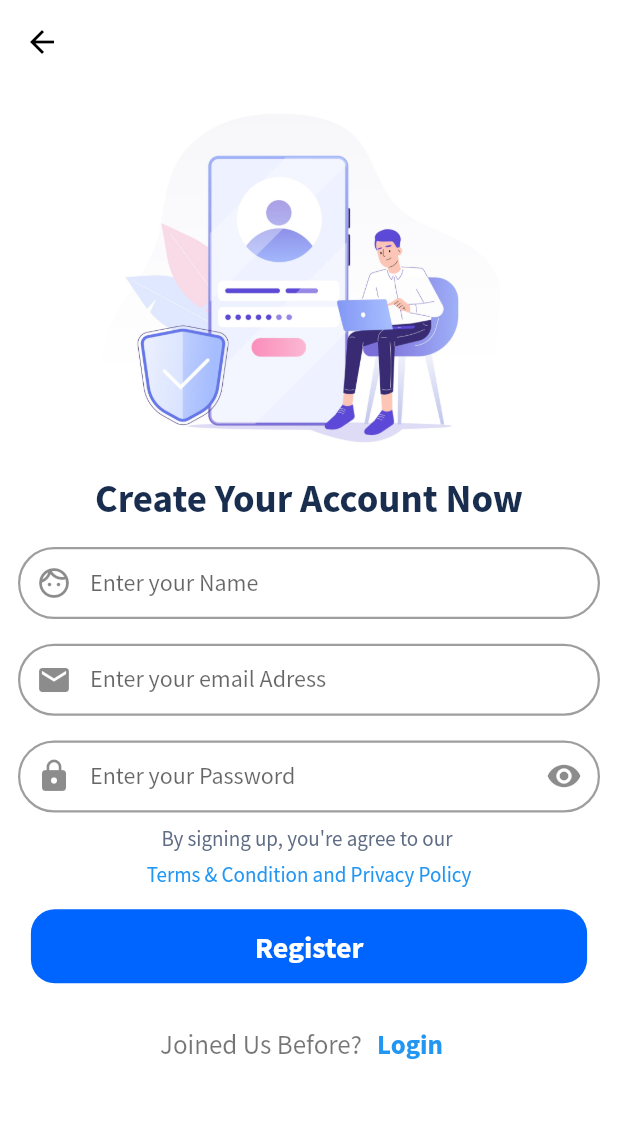
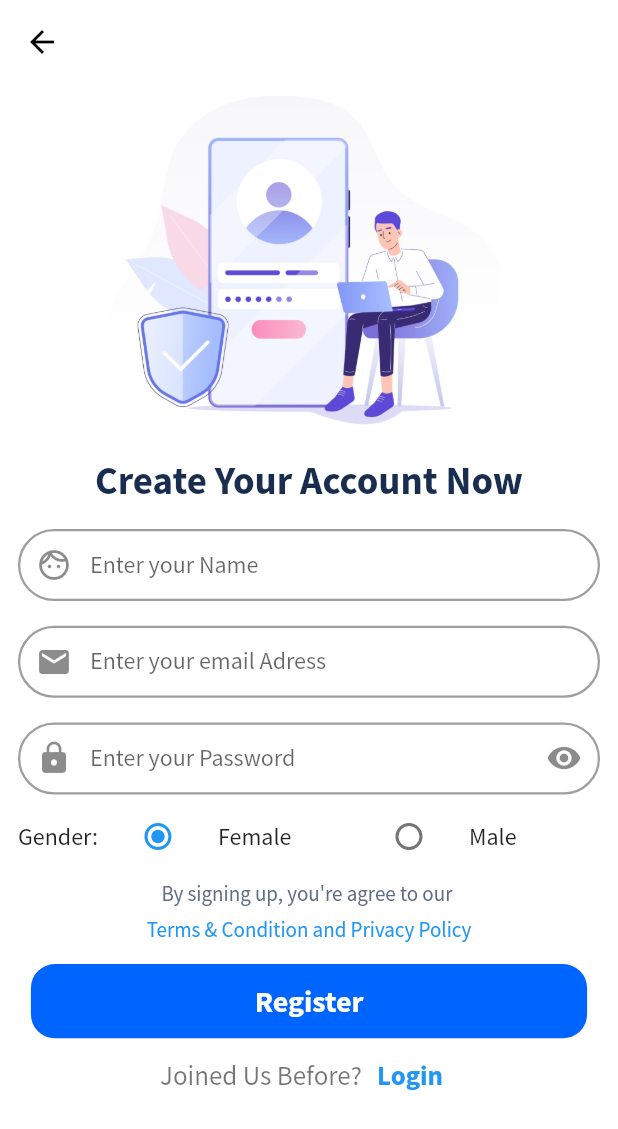
Before and after one commit to Mahdi-bt/social_app, a Flutter app: the RegisterScreen screen opened by its route, on a phone screen of 412 x 824 dp. Shown: the top 1129 px of the screen. Run offline on Flutter 3.47's test engine with Material 2 defaults, Android fonts, the phone set to English and light mode, and no system bars; our stand-ins replace bloc, cached_network_image, cloud_firestore, firebase_auth, firebase_core, flutter_bloc and 5 more; accounts and stored records are empty.

Commit message:
setup register

```diff
--- /dev/null
+++ b/lib/models/userModel.dart
@@ -0,0 +1,45 @@
+class UserModel {
+  late String uid;
+  late String userName;
+  late String email;
+  late String profilePic;
+  late String gender;
+  String phoneNumber = '';
+  late String coverPic;
+  String status = 'online';
+  String userJob = '';
+
+  UserModel({
+    required this.coverPic,
+    required this.email,
+    required this.profilePic,
+    required this.uid,
+    required this.userName,
+    required this.gender,
+  });
+
+  UserModel.fromJson(Map<String, dynamic> json) {
+    uid = json['uid'];
+    userName = json['userName'];
+    email = json['emial'];
+    profilePic = json['profilePic'];
+    gender = json['gender'];
+    phoneNumber = json['phoneNumber'];
+    coverPic = json['coverPic'];
+    status = json['status'];
+    userJob = json['userJob'];
+  }
+  Map<String, dynamic> toMap() {
+    return {
+      "uid": uid,
+      "userName": userName,
+      "email": email,
+      "profilePic": profilePic,
+      "coverPic": coverPic,
+      "status": status,
+      "phoneNumber": phoneNumber,
+      "gender": gender,
+      "userJob": userJob,
+    };
+  }
+}
--- /dev/null
+++ b/lib/modules/register/cubit/states.dart
@@ -0,0 +1,11 @@
+abstract class RegisterStates {}
+
+class RegisterInitialStates extends RegisterStates {}
+
+class RegisterLoadingStates extends RegisterStates {}
+
+class RegisterSuccesStates extends RegisterStates {}
+
+class RegisterFailedStaes extends RegisterStates {}
+
+class RegisterChangeUserGender extends RegisterStates {}
--- a/lib/modules/register/register_screen.dart
+++ b/lib/modules/register/register_screen.dart
@@ -1,24 +1,55 @@
+import 'package:flutter/foundation.dart';
 import 'package:flutter/material.dart';
+import 'package:flutter_bloc/flutter_bloc.dart';
+import 'package:social_app/modules/register/cubit/cubit.dart';
+import 'package:social_app/modules/register/cubit/states.dart';
+import 'package:social_app/shared/components.dart';
 import 'package:social_app/shared/styles/styles.dart';
 
 import 'package:social_app/shared/widgets/widgets.dart';
+
+extension GenderEx on gender {
+  String get name => describeEnum(this);
+}
+
+enum gender { Male, Female }
 
 class RegisterScreen extends StatelessWidget {
   final TextEditingController _emailController = TextEditingController();
   final TextEditingController _passwordController = TextEditingController();
   final TextEditingController _nameController = TextEditingController();
+
   RegisterScreen({Key? key}) : super(key: key);
 
   @override
   Widget build(BuildContext context) {
     var height = MediaQuery.of(context).size.height;
     var width = MediaQuery.of(context).size.width;
+    return BlocProvider(
+      create: (context) => RegisterCubit(),
+      child: BlocConsumer<RegisterCubit, RegisterStates>(
+        listener: (context, state) {
+          if (state is RegisterSuccesStates) {
+            showToast(
+                text: "Account Create Succesfuly", state: ToastStates.SUCCESS);
+            Navigator.pop(context);
+          }
+          if (state is RegisterFailedStaes) {
+            showToast(
+                text: "Failed To Create Account", state: ToastStates.ERROR);
+          }
+        },
+        builder: (context, state) {
+          var cubit = RegisterCubit.get(context);
           return Scaffold(
               backgroundColor: Colors.white,
               appBar: AppBar(),
               body: SingleChildScrollView(
                 child: Padding(
-            padding: const EdgeInsets.all(12.0),
+                  padding: const EdgeInsets.only(
+                    left: 12.0,
+                    right: 12.0,
+                  ),
                   child: Column(
                     crossAxisAlignment: CrossAxisAlignment.center,
                     children: [
@@ -65,8 +96,39 @@ class RegisterScreen extends StatelessWidget {
                         hintText: 'Password',
                         labelText: 'Enter your Password',
                       ),
+                      Row(
+                        mainAxisAlignment: MainAxisAlignment.spaceEvenly,
+                        children: [
+                          Text(
+                            "Gender:",
+                            style: Theme.of(context).textTheme.subtitle1,
+                          ),
+                          Expanded(
+                            child: ListTile(
+                              title: const Text('Female'),
+                              leading: Radio<gender>(
+                                value: gender.Female,
+                                groupValue: cubit.userGender,
+                                onChanged: (gender? value) =>
+                                    cubit.changeUserGender(value),
+                              ),
+                            ),
+                          ),
+                          Expanded(
+                            child: ListTile(
+                              title: const Text('Male'),
+                              leading: Radio<gender>(
+                                value: gender.Male,
+                                groupValue: cubit.userGender,
+                                onChanged: (gender? value) =>
+                                    cubit.changeUserGender(value),
+                              ),
+                            ),
+                          ),
+                        ],
+                      ),
                       SizedBox(
-                  height: height * .01,
+                        height: height * .001,
                       ),
                       Text(
                         'By signing up, you\'re agree to our ',
@@ -92,20 +154,38 @@ class RegisterScreen extends StatelessWidget {
                         height: height * .01,
                       ),
                       CustomButton(
-                    text: 'Register',
+                          center: state is RegisterLoadingStates
+                              ? const CircularProgressIndicator(
+                                  color: Colors.white,
+                                  strokeWidth: 3,
+                                )
+                              : const Text(
+                                  'Register',
+                                  style: TextStyle(
+                                    color: Colors.white,
+                                    fontWeight: FontWeight.bold,
+                                    fontSize: 20,
+                                  ),
+                                ),
                           color: '#0065FF',
                           height: height * .06,
-                    onTap: () {},
+                          onTap: () async {
+                            cubit.userRegister(
+                                userName: _nameController.text,
+                                email: _emailController.text,
+                                pass: _passwordController.text);
+                          },
                           width: width * 0.9),
                       SizedBox(
-                  height: height * .02,
+                        height: height * .001,
                       ),
                       Row(
                         mainAxisAlignment: MainAxisAlignment.center,
                         children: [
                           Text(
                             'Joined Us Before?',
-                      style: Theme.of(context).textTheme.caption!.copyWith(
+                            style:
+                                Theme.of(context).textTheme.caption!.copyWith(
                                       fontSize: 18,
                                     ),
                           ),
@@ -113,7 +193,10 @@ class RegisterScreen extends StatelessWidget {
                             onPressed: () => Navigator.of(context).pop(),
                             child: Text(
                               'Login',
-                        style: Theme.of(context).textTheme.headline6!.copyWith(
+                              style: Theme.of(context)
+                                  .textTheme
+                                  .headline6!
+                                  .copyWith(
                                       color: Colors.blue,
                                       fontSize: 18,
                                       fontWeight: FontWeight.bold),
@@ -125,5 +208,8 @@ class RegisterScreen extends StatelessWidget {
                   ),
                 ),
               ));
+        },
+      ),
+    );
   }
 }
--- a/lib/shared/widgets/customButton.dart
+++ b/lib/shared/widgets/customButton.dart
@@ -6,10 +6,10 @@ class CustomButton extends StatelessWidget {
   final double width;
   final VoidCallback onTap;
   final String color;
-  final String text;
+  final Widget center;
   const CustomButton(
       {Key? key,
-      required this.text,
+      required this.center,
       required this.color,
       required this.height,
       required this.onTap,
@@ -29,16 +29,7 @@ class CustomButton extends StatelessWidget {
             16,
           ),
         ),
-        child: Center(
-          child: Text(
-            text,
-            style: const TextStyle(
-              color: Colors.white,
-              fontWeight: FontWeight.bold,
-              fontSize: 20,
-            ),
-          ),
-        ),
+        child: Center(child: center),
       ),
     );
   }
--- a/lib/shared/widgets/customTextFormField.dart
+++ b/lib/shared/widgets/customTextFormField.dart
@@ -6,6 +6,7 @@ class CustomTextFormField extends StatelessWidget {
   final String hintText;
   final TextEditingController myController;
   final IconData? suffixIcon;
+  final bool obsecureText;
   const CustomTextFormField({
     Key? key,
     required this.prefixIcon,
@@ -13,11 +14,13 @@ class CustomTextFormField extends StatelessWidget {
     required this.hintText,
     required this.labelText,
     required this.myController,
+    this.obsecureText = false,
   }) : super(key: key);
 
   @override
   Widget build(BuildContext context) {
     return TextFormField(
+      obscureText: obsecureText,
       cursorHeight: 20,
       autofocus: false,
       controller: myController,
```
Also changed, not shown: lib/modules/login/forget_password.dart (+8 -1 lines), lib/modules/login/login_screen.dart (+8 -1 lines), lib/modules/onBoarding/onBoarding_screen.dart (+18 -2 lines), lib/modules/register/cubit/cubit.dart (added, +54 -0 lines), 1 other file. Lines whose indentation alone changed are shown as unchanged.
